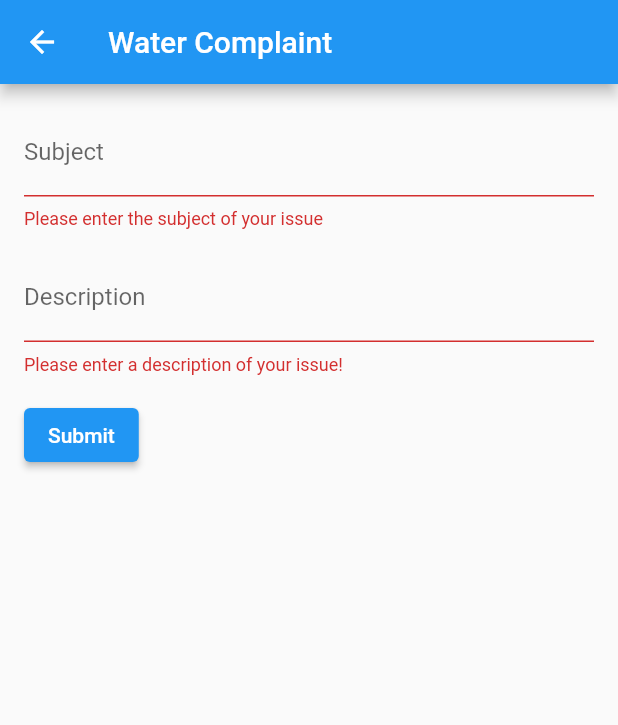
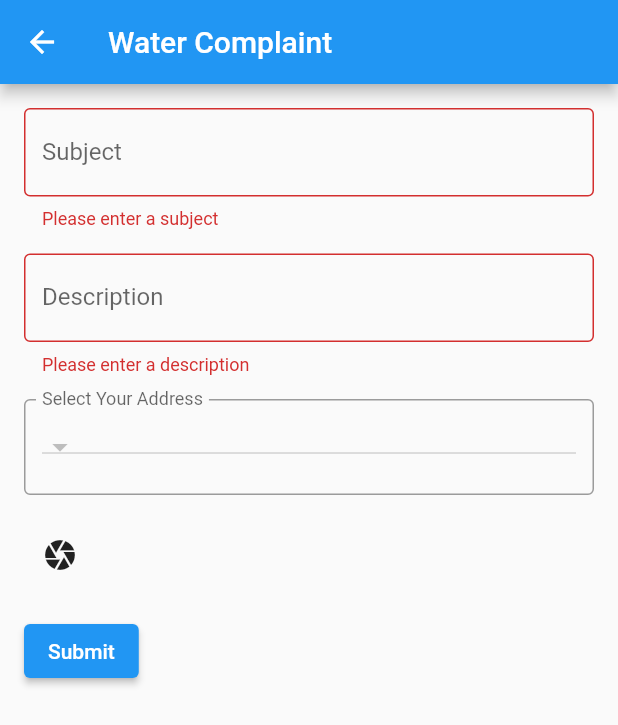
Before and after one commit to Chinmay-Gurav/DeltaNode, a Flutter app: the Water screen opened directly, after a tap on "Submit", on a phone screen of 412 x 824 dp. Shown: the top 725 px of the screen. Run offline on Flutter 3.47's test engine with Material 2 defaults, Android fonts, the phone set to English and light mode, and no system bars; our stand-ins replace cloud_firestore, firebase_auth, firebase_core, firebase_storage, image_picker, page_transition and 1 more; accounts and stored records are empty.

Commit message:
water camera

```diff
--- a/lib/water.dart
+++ b/lib/water.dart
@@ -1,6 +1,12 @@
+import 'dart:io';
+import 'dart:math';
+
+import 'package:cloud_firestore/cloud_firestore.dart';
 import 'package:flutter/material.dart';
-import 'package:cloud_firestore/cloud_firestore.dart';
 import 'package:shared_preferences/shared_preferences.dart';
+import 'package:delta/dropdown.dart';
+import 'package:image_picker/image_picker.dart';
+import 'package:firebase_storage/firebase_storage.dart';
 
 class Water extends StatefulWidget {
   const Water({super.key});
@@ -20,6 +26,8 @@ class _WaterState extends State<Water> {
   final _formKey = GlobalKey<FormState>();
   late String _subject;
   late String _description;
+  late String _selectedValue;
+  late String imgURL;
 
   @override
   Widget build(BuildContext context) {
@@ -35,10 +43,11 @@ class _WaterState extends State<Water> {
             crossAxisAlignment: CrossAxisAlignment.start,
             children: [
               TextFormField(
-                decoration: const InputDecoration(labelText: 'Subject'),
+                decoration: const InputDecoration(
+                    labelText: 'Subject', border: OutlineInputBorder()),
                 validator: (value) {
                   if (value!.isEmpty) {
-                    return 'Please enter the subject of your issue';
+                    return 'Please enter a subject';
                   }
                   return null;
                 },
@@ -48,10 +57,11 @@ class _WaterState extends State<Water> {
               ),
               const SizedBox(height: 16),
               TextFormField(
-                decoration: const InputDecoration(labelText: 'Description'),
+                decoration: const InputDecoration(
+                    labelText: 'Description', border: OutlineInputBorder()),
                 validator: (value) {
                   if (value!.isEmpty) {
-                    return 'Please enter a description of your issue!';
+                    return 'Please enter a description';
                   }
                   return null;
                 },
@@ -59,6 +69,25 @@ class _WaterState extends State<Water> {
                   _description = value!;
                 },
               ),
+              const SizedBox(
+                height: 16,
+              ),
+              DropdownAddr(
+                onChanged: (value) {
+                  setState(() {
+                    _selectedValue = value;
+                  });
+                },
+              ),
+              const SizedBox(
+                height: 16,
+              ),
+              // pick img from camera
+              IconButton(
+                  onPressed: () async {
+                    ImagePicker ip = ImagePicker();
+                  },
+                  icon: const Icon(Icons.camera)),
               const SizedBox(height: 16),
               ElevatedButton(
                 onPressed: () {
@@ -77,7 +106,7 @@ class _WaterState extends State<Water> {
     if (_formKey.currentState!.validate()) {
       _formKey.currentState!.save();
 
-      List addr = await getUserAddress(uid);
+      // List addr = await getUserAddress(uid); --->>not required....was just a temp_soln to take addr[0] as default.
 
       // Save the complaint to the Firestore database
       FirebaseFirestore.instance.collection('complaints').add({
@@ -86,7 +115,8 @@ class _WaterState extends State<Water> {
         'timestamp': DateTime.now(),
         'type': 'water',
         'user': uid,
-        'address': addr[0],
+        'address': _selectedValue,
+        'image': imgURL,
       });
 
       // Show a success message and go back to the previous screen
@@ -117,12 +147,12 @@ class _WaterState extends State<Water> {
     setState(() {});
   }
 
-  final CollectionReference usersCollection =
-      FirebaseFirestore.instance.collection('users');
-
-  Future<List> getUserAddress(String? username) async {
-    DocumentSnapshot snapshot = await usersCollection.doc(username).get();
-    List address = snapshot.get('addr');
-    return address;
-  }
+  // final CollectionReference usersCollection =
+  //     FirebaseFirestore.instance.collection('users');
+  //
+  // Future<List> getUserAddress(String? username) async {
+  //   DocumentSnapshot snapshot = await usersCollection.doc(username).get();
+  //   List address = snapshot.get('addr');
+  //   return address;
+  // }  not required anymore - just a fn to get addr
 }
```
